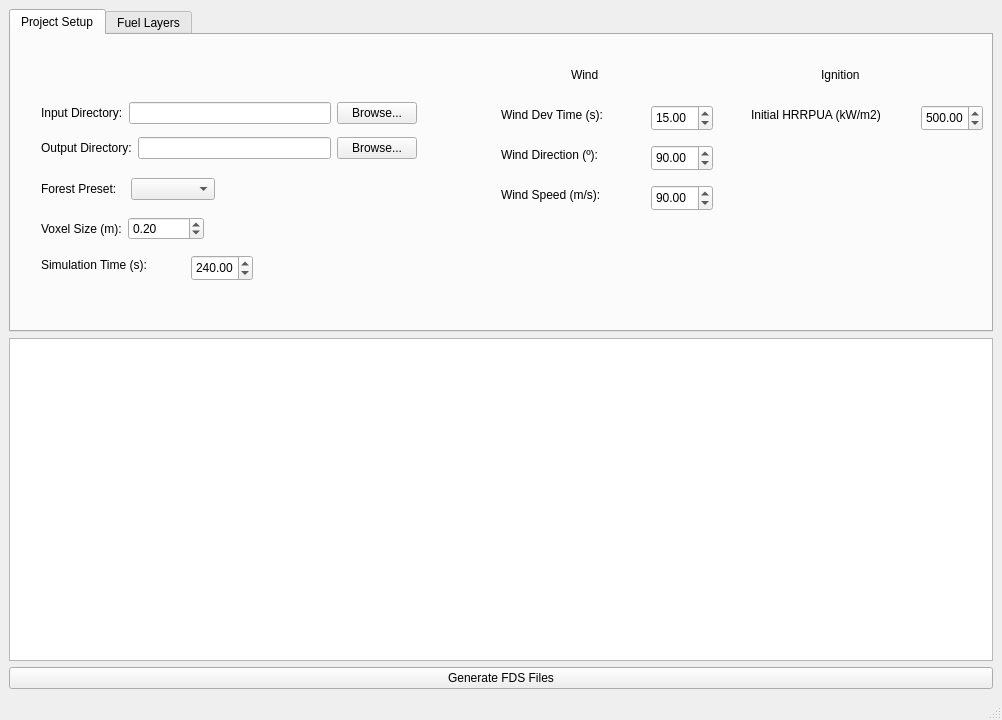
Old version of the form mainwindow.ui in the repository 3DFin/TLS_to_FDS.
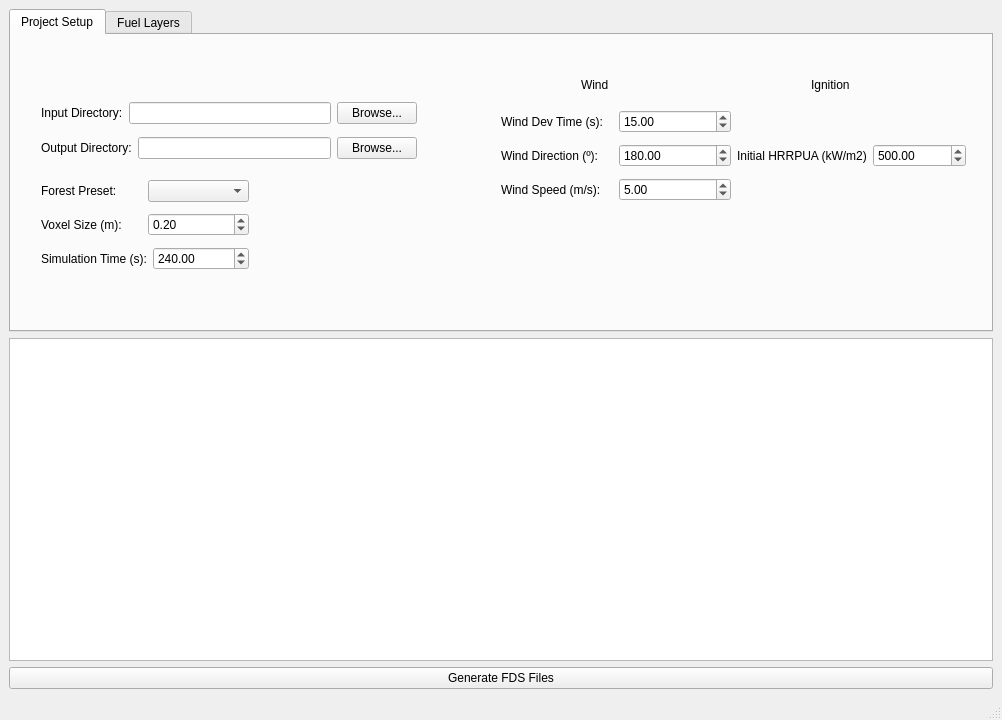
New version of the form. The open tabs and pages were chosen to show the change.

Diff of the .ui file:
```diff
--- a/mainwindow.ui
+++ b/mainwindow.ui
@@ -27,8 +27,8 @@
        <widget class="QLabel" name="lbl_wind">
         <property name="geometry">
          <rect>
-          <x>560</x>
-          <y>30</y>
+          <x>570</x>
+          <y>40</y>
           <width>41</width>
           <height>20</height>
          </rect>
@@ -40,156 +40,11 @@
          <bool>false</bool>
         </property>
        </widget>
-       <widget class="QLabel" name="label_4">
-        <property name="geometry">
-         <rect>
-          <x>30</x>
-          <y>220</y>
-          <width>131</width>
-          <height>20</height>
-         </rect>
-        </property>
-        <property name="text">
-         <string>Simulation Time (s):</string>
-        </property>
-       </widget>
-       <widget class="QDoubleSpinBox" name="spin_sim_time">
-        <property name="geometry">
-         <rect>
-          <x>180</x>
-          <y>220</y>
-          <width>62</width>
-          <height>26</height>
-         </rect>
-        </property>
-        <property name="maximum">
-         <double>999.000000000000000</double>
-        </property>
-        <property name="value">
-         <double>240.000000000000000</double>
-        </property>
-       </widget>
-       <widget class="QLabel" name="lbl_wind_dev_time">
-        <property name="geometry">
-         <rect>
-          <x>490</x>
-          <y>70</y>
-          <width>131</width>
-          <height>20</height>
-         </rect>
-        </property>
-        <property name="text">
-         <string>Wind Dev Time (s):</string>
-        </property>
-       </widget>
-       <widget class="QDoubleSpinBox" name="spin_wind_dev">
-        <property name="geometry">
-         <rect>
-          <x>640</x>
-          <y>70</y>
-          <width>62</width>
-          <height>26</height>
-         </rect>
-        </property>
-        <property name="maximum">
-         <double>999.000000000000000</double>
-        </property>
-        <property name="value">
-         <double>15.000000000000000</double>
-        </property>
-       </widget>
-       <widget class="QLabel" name="lbl_wind_dir">
-        <property name="geometry">
-         <rect>
-          <x>490</x>
-          <y>110</y>
-          <width>131</width>
-          <height>20</height>
-         </rect>
-        </property>
-        <property name="text">
-         <string>Wind Direction (º):</string>
-        </property>
-       </widget>
-       <widget class="QDoubleSpinBox" name="spin_wind_dir">
-        <property name="geometry">
-         <rect>
-          <x>640</x>
-          <y>110</y>
-          <width>62</width>
-          <height>26</height>
-         </rect>
-        </property>
-        <property name="maximum">
-         <double>360.000000000000000</double>
-        </property>
-        <property name="value">
-         <double>90.000000000000000</double>
-        </property>
-       </widget>
-       <widget class="QDoubleSpinBox" name="spin_wind_speed">
-        <property name="geometry">
-         <rect>
-          <x>640</x>
-          <y>150</y>
-          <width>62</width>
-          <height>26</height>
-         </rect>
-        </property>
-        <property name="maximum">
-         <double>360.000000000000000</double>
-        </property>
-        <property name="value">
-         <double>90.000000000000000</double>
-        </property>
-       </widget>
-       <widget class="QLabel" name="lbl_wind_speed">
-        <property name="geometry">
-         <rect>
-          <x>490</x>
-          <y>150</y>
-          <width>131</width>
-          <height>20</height>
-         </rect>
-        </property>
-        <property name="text">
-         <string>Wind Speed (m/s):</string>
-        </property>
-       </widget>
-       <widget class="QLabel" name="lbl_hrrpua">
-        <property name="geometry">
-         <rect>
-          <x>740</x>
-          <y>70</y>
-          <width>161</width>
-          <height>20</height>
-         </rect>
-        </property>
-        <property name="text">
-         <string>Initial HRRPUA (kW/m2)</string>
-        </property>
-       </widget>
-       <widget class="QDoubleSpinBox" name="spin_hrrpua">
-        <property name="geometry">
-         <rect>
-          <x>910</x>
-          <y>70</y>
-          <width>62</width>
-          <height>26</height>
-         </rect>
-        </property>
-        <property name="maximum">
-         <double>10000.000000000000000</double>
-        </property>
-        <property name="value">
-         <double>500.000000000000000</double>
-        </property>
-       </widget>
        <widget class="QLabel" name="lbl_ignition">
         <property name="geometry">
          <rect>
-          <x>810</x>
-          <y>30</y>
+          <x>800</x>
+          <y>40</y>
           <width>71</width>
           <height>20</height>
          </rect>
@@ -201,28 +56,6 @@
          <bool>false</bool>
         </property>
        </widget>
-       <widget class="QWidget" name="">
-        <property name="geometry">
-         <rect>
-          <x>30</x>
-          <y>140</y>
-          <width>174</width>
-          <height>28</height>
-         </rect>
-        </property>
-        <layout class="QHBoxLayout" name="horizontalLayout_3">
-         <item>
-          <widget class="QLabel" name="lbl_preset">
-           <property name="text">
-            <string>Forest Preset:</string>
-           </property>
-          </widget>
-         </item>
-         <item>
-          <widget class="QComboBox" name="combo_preset"/>
-         </item>
-        </layout>
-       </widget>
        <widget class="QWidget" name="">
         <property name="geometry">
          <rect>
@@ -277,35 +110,174 @@
          </item>
         </layout>
        </widget>
+       <widget class="QWidget" name="">
+        <property name="geometry">
+         <rect>
+          <x>490</x>
+          <y>70</y>
+          <width>465</width>
+          <height>102</height>
+         </rect>
+        </property>
+        <layout class="QHBoxLayout" name="horizontalLayout_10">
+         <item>
+          <layout class="QVBoxLayout" name="verticalLayout_4">
+           <item>
+            <layout class="QHBoxLayout" name="horizontalLayout_6">
+             <item>
+              <widget class="QLabel" name="lbl_wind_dev_time">
+               <property name="text">
+                <string>Wind Dev Time (s):</string>
+               </property>
+              </widget>
+             </item>
+             <item>
+              <widget class="QDoubleSpinBox" name="spin_wind_dev">
+               <property name="maximum">
+                <double>999.000000000000000</double>
+               </property>
+               <property name="value">
+                <double>15.000000000000000</double>
+               </property>
+              </widget>
+             </item>
+            </layout>
+           </item>
+           <item>
+            <layout class="QHBoxLayout" name="horizontalLayout_7">
+             <item>
+              <widget class="QLabel" name="lbl_wind_dir">
+               <property name="text">
+                <string>Wind Direction (º):</string>
+               </property>
+              </widget>
+             </item>
+             <item>
+              <widget class="QDoubleSpinBox" name="spin_wind_dir">
+               <property name="maximum">
+                <double>360.000000000000000</double>
+               </property>
+               <property name="value">
+                <double>180.000000000000000</double>
+               </property>
+              </widget>
+             </item>
+            </layout>
+           </item>
+           <item>
+            <layout class="QHBoxLayout" name="horizontalLayout_8">
+             <item>
+              <widget class="QLabel" name="lbl_wind_speed">
+               <property name="text">
+                <string>Wind Speed (m/s):</string>
+               </property>
+              </widget>
+             </item>
+             <item>
+              <widget class="QDoubleSpinBox" name="spin_wind_speed">
+               <property name="maximum">
+                <double>100.000000000000000</double>
+               </property>
+               <property name="value">
+                <double>5.000000000000000</double>
+               </property>
+              </widget>
+             </item>
+            </layout>
+           </item>
+          </layout>
+         </item>
+         <item>
+          <layout class="QHBoxLayout" name="horizontalLayout_9">
+           <item>
+            <widget class="QLabel" name="lbl_hrrpua">
+             <property name="text">
+              <string>Initial HRRPUA (kW/m2)</string>
+             </property>
+            </widget>
+           </item>
+           <item>
+            <widget class="QDoubleSpinBox" name="spin_hrrpua">
+             <property name="maximum">
+              <double>10000.000000000000000</double>
+             </property>
+             <property name="value">
+              <double>500.000000000000000</double>
+             </property>
+            </widget>
+           </item>
+          </layout>
+         </item>
+        </layout>
+       </widget>
        <widget class="QWidget" name="">
         <property name="geometry">
          <rect>
           <x>30</x>
-          <y>180</y>
-          <width>163</width>
-          <height>28</height>
+          <y>140</y>
+          <width>208</width>
+          <height>100</height>
          </rect>
         </property>
-        <layout class="QHBoxLayout" name="horizontalLayout_5">
+        <layout class="QVBoxLayout" name="verticalLayout_5">
          <item>
-          <widget class="QLabel" name="lbl_voxel_size">
-           <property name="text">
-            <string>Voxel Size (m):</string>
-           </property>
-          </widget>
+          <layout class="QHBoxLayout" name="horizontalLayout_3">
+           <item>
+            <widget class="QLabel" name="lbl_preset">
+             <property name="text">
+              <string>Forest Preset:</string>
+             </property>
+            </widget>
+           </item>
+           <item>
+            <widget class="QComboBox" name="combo_preset"/>
+           </item>
+          </layout>
          </item>
          <item>
-          <widget class="QDoubleSpinBox" name="spin_voxel_size">
-           <property name="minimum">
-            <double>0.050000000000000</double>
-           </property>
-           <property name="singleStep">
-            <double>5.000000000000000</double>
-           </property>
-           <property name="value">
-            <double>0.200000000000000</double>
-           </property>
-          </widget>
+          <layout class="QHBoxLayout" name="horizontalLayout_5">
+           <item>
+            <widget class="QLabel" name="lbl_voxel_size">
+             <property name="text">
+              <string>Voxel Size (m):</string>
+             </property>
+            </widget>
+           </item>
+           <item>
+            <widget class="QDoubleSpinBox" name="spin_voxel_size">
+             <property name="minimum">
+              <double>0.050000000000000</double>
+             </property>
+             <property name="singleStep">
+              <double>5.000000000000000</double>
+             </property>
+             <property name="value">
+              <double>0.200000000000000</double>
+             </property>
+            </widget>
+           </item>
+          </layout>
+         </item>
+         <item>
+          <layout class="QHBoxLayout" name="horizontalLayout_11">
+           <item>
+            <widget class="QLabel" name="lbl_simulation_time">
+             <property name="text">
+              <string>Simulation Time (s):</string>
+             </property>
+            </widget>
+           </item>
+           <item>
+            <widget class="QDoubleSpinBox" name="spin_sim_time">
+             <property name="maximum">
+              <double>999.000000000000000</double>
+             </property>
+             <property name="value">
+              <double>240.000000000000000</double>
+             </property>
+            </widget>
+           </item>
+          </layout>
          </item>
         </layout>
        </widget>
```
Left out of the diff: 17 changed lines with no effect on the pictures.
